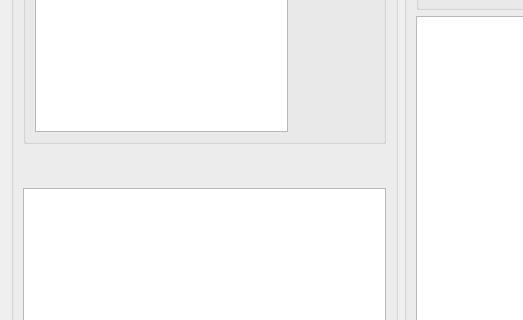
Above: src/View/filepane.ui from cinemaouvert/OCT before the change; both pictures show x 0 to 523 and y 99 to 419 of the 761 by 500 pixel window. Below: the same form after it.
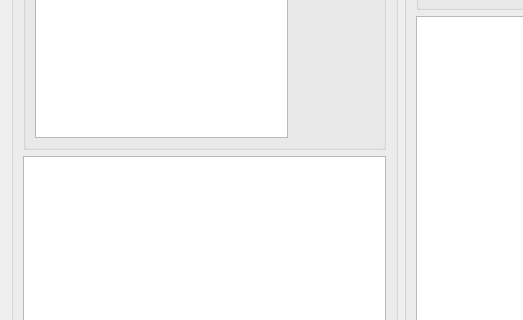
That is the form after the change.

Commit message: Removed a spacer in file pane view.

What changed in the file:
```diff
--- a/src/View/filepane.ui
+++ b/src/View/filepane.ui
@@ -75,19 +75,6 @@
         </layout>
        </widget>
       </item>
-      <item>
-       <spacer name="verticalSpacer_2">
-        <property name="orientation">
-         <enum>Qt::Vertical</enum>
-        </property>
-        <property name="sizeHint" stdset="0">
-         <size>
-          <width>20</width>
-          <height>40</height>
-         </size>
-        </property>
-       </spacer>
-      </item>
       <item>
        <widget class="QTableView" name="tableView"/>
       </item>
```
